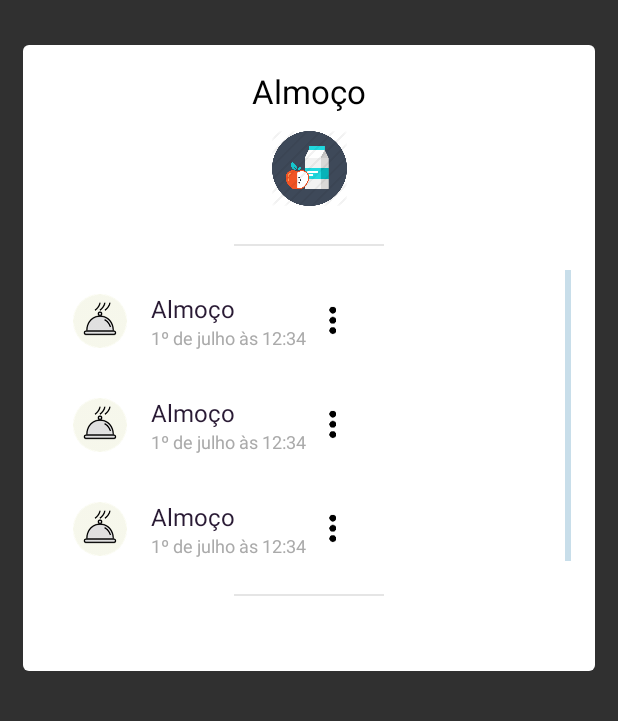
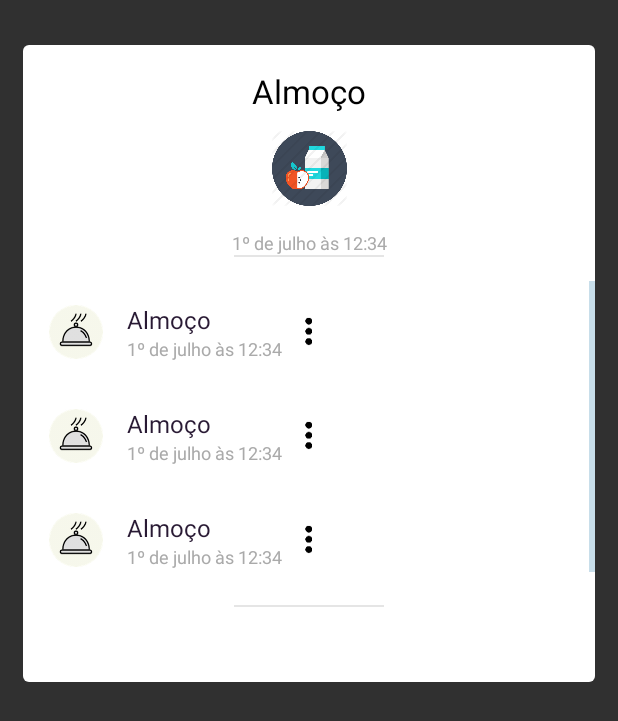
Before and after one commit to almeida1492/nutre, an Android app: the layout fragment_meal_details.xml on its own in the app's theme, with its tools: preview values and no code run, on a phone screen of 412 x 824 dp. Shown: the top 721 px of the screen. Run offline under Robolectric (Android 15) with nearby library versions, the phone set to English and light mode, and no system bars.

Commit message:
feat: add date to meal details

```diff
--- a/app/src/main/java/com/example/henriqueribeirodealmeida/nutre/Fragments/MealDetailsFragment.java
+++ b/app/src/main/java/com/example/henriqueribeirodealmeida/nutre/Fragments/MealDetailsFragment.java
@@ -13,6 +13,7 @@ import android.widget.TextView;
 
 import com.example.henriqueribeirodealmeida.nutre.Adapters.AddedFoodAdapter;
 import com.example.henriqueribeirodealmeida.nutre.Entities.Food;
+import com.example.henriqueribeirodealmeida.nutre.Helpers;
 import com.example.henriqueribeirodealmeida.nutre.R;
 
 import java.util.ArrayList;
@@ -29,6 +30,7 @@ public class MealDetailsFragment extends DialogFragment {
         ArrayList<Food> foods;
         foods = bundle.getParcelableArrayList("foods");
         String name = bundle.getString("name");
+        String date = bundle.getString("date");
 
         TextView nameView = rootView.findViewById(R.id.name);
         nameView.setText(name);
@@ -49,6 +51,10 @@ public class MealDetailsFragment extends DialogFragment {
                 break;
         }
 
+        TextView dateView = rootView.findViewById(R.id.item_info);
+        String formattedDate = Helpers.formatDate(date, true);
+        dateView.setText(formattedDate);
+
         if (foods != null){
             AddedFoodAdapter adapter = new AddedFoodAdapter(getContext(), foods);
             ListView foodsView = rootView.findViewById(R.id.added_food_list);
--- a/app/src/main/java/com/example/henriqueribeirodealmeida/nutre/MainActivity.java
+++ b/app/src/main/java/com/example/henriqueribeirodealmeida/nutre/MainActivity.java
@@ -353,6 +353,7 @@ public class MainActivity extends AppCompatActivity {
 
         bundle.putParcelableArrayList("foods", foods);
         bundle.putString("name", meal.getName());
+        bundle.putString("date", meal.getDate());
         MealDetailsFragment dialog = new MealDetailsFragment();
         dialog.setArguments(bundle);
         dialog.show(getSupportFragmentManager(), "MealDetailsFragment");
--- a/app/src/main/res/layout/fragment_meal_details.xml
+++ b/app/src/main/res/layout/fragment_meal_details.xml
@@ -9,8 +9,6 @@
     android:layout_marginBottom="30dp"
     android:layout_marginLeft="15dp"
     android:layout_marginRight="15dp"
-    android:paddingRight="16dp"
-    android:paddingLeft="16dp"
     android:paddingBottom="50dp"
     android:orientation="vertical">
 
@@ -27,6 +25,7 @@
         app:layout_constraintRight_toRightOf="parent"
         android:text="Almoço"/>
 
+
     <ImageView
         android:id="@+id/meal_icon"
         android:layout_width="50dp"
@@ -37,15 +36,26 @@
         app:layout_constraintRight_toRightOf="parent"
         app:layout_constraintTop_toBottomOf="@id/name" />
 
+    <TextView
+        android:id="@+id/item_info"
+        android:layout_width="wrap_content"
+        android:layout_height="wrap_content"
+        android:text="1º de julho às 12:34"
+        android:textColor="@android:color/darker_gray"
+        android:textSize="12sp"
+        android:layout_marginTop="16dp"
+        app:layout_constraintLeft_toLeftOf="parent"
+        app:layout_constraintRight_toRightOf="parent"
+        app:layout_constraintTop_toBottomOf="@id/meal_icon" />
+
     <View
         android:id="@+id/divider1"
         android:layout_width="100dp"
         android:layout_height="1dp"
-        android:layout_marginTop="25dp"
         android:background="#E5E5E5"
         app:layout_constraintLeft_toLeftOf="parent"
         app:layout_constraintRight_toRightOf="parent"
-        app:layout_constraintTop_toBottomOf="@id/meal_icon" />
+        app:layout_constraintTop_toBottomOf="@id/item_info" />
 
     <ListView
         android:id="@+id/added_food_list"
```
